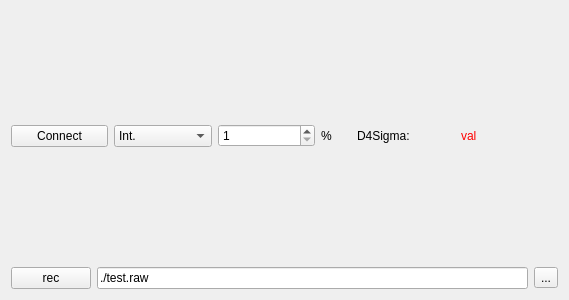
First picture: the form in CCD.ui, repository xkronosua/linCCD, before the edit.
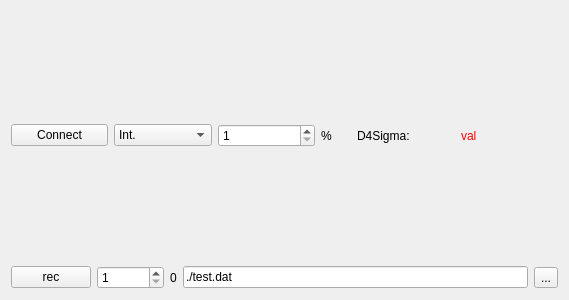
Second picture: the form after the edit.

What changed in the file:
```diff
--- a/CCD.ui
+++ b/CCD.ui
@@ -104,10 +104,27 @@
        </property>
       </widget>
      </item>
+     <item>
+      <widget class="QSpinBox" name="rec_limit">
+       <property name="minimum">
+        <number>1</number>
+       </property>
+       <property name="maximum">
+        <number>999999999</number>
+       </property>
+      </widget>
+     </item>
+     <item>
+      <widget class="QLabel" name="rec_counter">
+       <property name="text">
+        <string>0</string>
+       </property>
+      </widget>
+     </item>
      <item>
       <widget class="QLineEdit" name="filePath">
        <property name="text">
-        <string>./test.raw</string>
+        <string>./test.dat</string>
        </property>
       </widget>
      </item>
```
